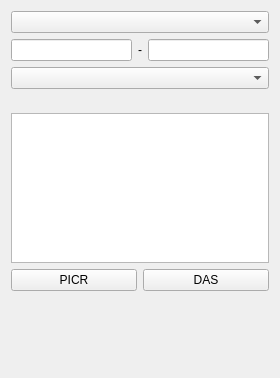
This is src/corelibs/U2View/src/ov_sequence/Das/ui/DasOptionsPanelWidget.ui in violethaze74/ugene as Qt 5 draws it before an edit. The edited form follows.
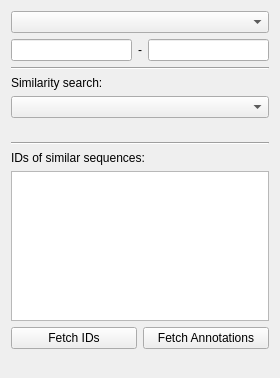
This is the edited form.

Commit message: DAS annotations minor improvements

```diff
--- a/src/corelibs/U2View/src/ov_sequence/Das/ui/DasOptionsPanelWidget.ui
+++ b/src/corelibs/U2View/src/ov_sequence/Das/ui/DasOptionsPanelWidget.ui
@@ -75,6 +75,20 @@
      </layout>
     </widget>
    </item>
+   <item>
+    <widget class="Line" name="line_2">
+     <property name="orientation">
+      <enum>Qt::Horizontal</enum>
+     </property>
+    </widget>
+   </item>
+   <item>
+    <widget class="QLabel" name="similarityType">
+     <property name="text">
+      <string>Similarity search:</string>
+     </property>
+    </widget>
+   </item>
    <item>
     <widget class="QComboBox" name="searchTypeComboBox"/>
    </item>
@@ -117,6 +131,20 @@
      </layout>
     </widget>
    </item>
+   <item>
+    <widget class="Line" name="line">
+     <property name="orientation">
+      <enum>Qt::Horizontal</enum>
+     </property>
+    </widget>
+   </item>
+   <item>
+    <widget class="QLabel" name="idsLabel">
+     <property name="text">
+      <string>IDs of similar sequences:</string>
+     </property>
+    </widget>
+   </item>
    <item>
     <widget class="QListWidget" name="idList">
      <property name="sizePolicy">
@@ -150,14 +178,14 @@
      <item>
       <widget class="QPushButton" name="searchIdsButton">
        <property name="text">
-        <string>PICR</string>
+        <string>Fetch IDs</string>
        </property>
       </widget>
      </item>
      <item>
       <widget class="QPushButton" name="annotateButton">
        <property name="text">
-        <string>DAS</string>
+        <string>Fetch Annotations</string>
        </property>
       </widget>
      </item>
```
Left out of the diff: 11 changed lines with no effect on the pictures. The commit also changes 6 other files.
